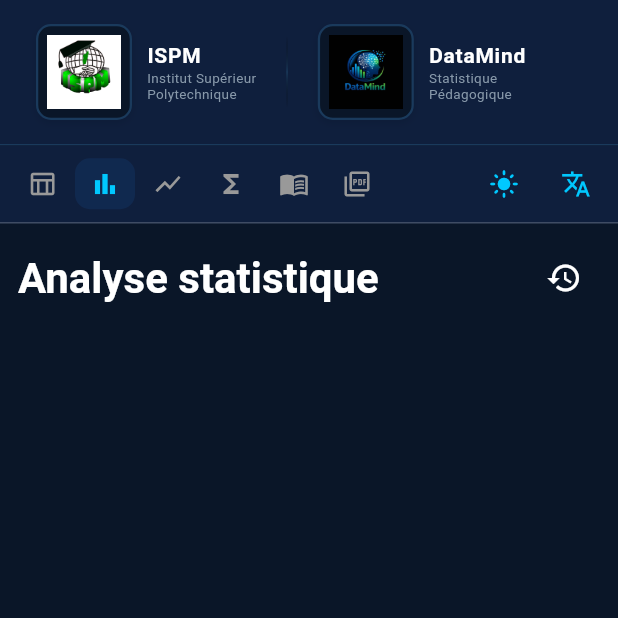
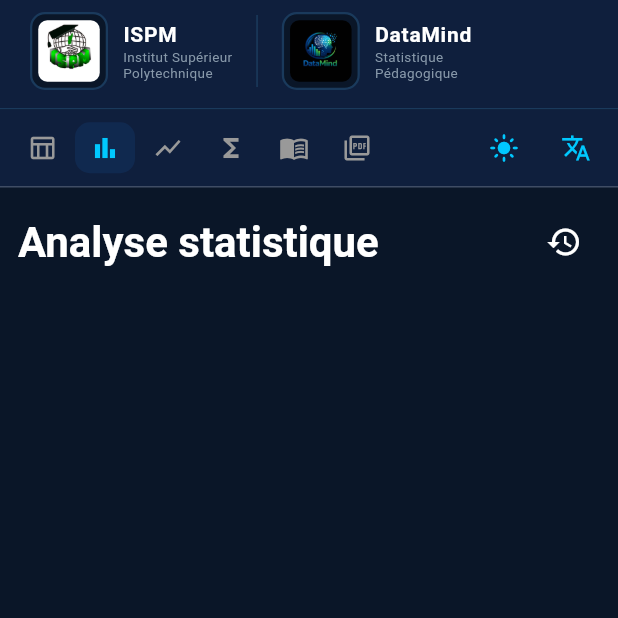
Before and after one commit to Ghachard/DATAMIND, a Flutter app: the screen it shows after launch, after a tap on the "bar chart" icon, on a phone screen of 412 x 824 dp, the top half of it. Run offline on Flutter 3.47's test engine with Material 3 defaults, Android fonts, the phone set to English and light mode, and no system bars; our stand-ins replace dio, fl_chart, flutter_riverpod, google_fonts, shared_preferences; network calls fail.

Commit message:
Fix: CORS all origins, logos cover, header status bar

```diff
--- a/frontend/lib/screens/splash_screen.dart
+++ b/frontend/lib/screens/splash_screen.dart
@@ -170,29 +170,21 @@ class _SplashScreenState extends State<SplashScreen> with SingleTickerProviderSt
     required IconData fallbackIcon,
     required double size,
   }) {
-    return Container(
-      width: size,
-      height: size,
-      padding: const EdgeInsets.all(4),
-      decoration: BoxDecoration(
-        color: Colors.white.withValues(alpha: 0.15),
-        borderRadius: BorderRadius.circular(16),
-        border: Border.all(color: Colors.white.withValues(alpha: 0.3), width: 1.5),
-        boxShadow: [
-          BoxShadow(
-            color: Colors.black.withValues(alpha: 0.2),
-            blurRadius: 12,
-            offset: const Offset(0, 4),
-          ),
-        ],
-      ),
+    return ClipRRect(
+      borderRadius: BorderRadius.circular(12),
       child: Image.asset(
         path,
-        fit: BoxFit.contain,
-        errorBuilder: (context, error, stackTrace) => Icon(
-          fallbackIcon,
-          size: 48,
-          color: Colors.white,
+        width: size,
+        height: size,
+        fit: BoxFit.cover,
+        errorBuilder: (context, error, stackTrace) => Container(
+          width: size,
+          height: size,
+          decoration: BoxDecoration(
+            color: Colors.white.withValues(alpha: 0.15),
+            borderRadius: BorderRadius.circular(12),
+          ),
+          child: Icon(fallbackIcon, size: size * 0.5, color: Colors.white),
         ),
       ),
     );
--- a/frontend/lib/widgets/logo_header.dart
+++ b/frontend/lib/widgets/logo_header.dart
@@ -12,7 +12,12 @@ class LogoHeader extends StatelessWidget {
 
     return Container(
       width: double.infinity,
-      padding: const EdgeInsets.symmetric(horizontal: 24, vertical: 16),
+      padding: EdgeInsets.only(
+        top: MediaQuery.of(context).padding.top + 8,
+        bottom: 12,
+        left: 20,
+        right: 20,
+      ),
       decoration: BoxDecoration(
         color: isDark ? AppColors.cardDark : AppColors.cardLight,
         border: Border(
@@ -33,18 +38,8 @@ class LogoHeader extends StatelessWidget {
           Container(
             width: 1,
             height: 48,
-            margin: const EdgeInsets.symmetric(horizontal: 20),
-            decoration: BoxDecoration(
-              gradient: LinearGradient(
-                begin: Alignment.topCenter,
-                end: Alignment.bottomCenter,
-                colors: [
-                  Colors.transparent,
-                  isDark ? AppColors.borderDark : AppColors.borderLight,
-                  Colors.transparent,
-                ],
-              ),
-            ),
+            margin: const EdgeInsets.symmetric(horizontal: 16),
+            color: isDark ? AppColors.borderDark : AppColors.borderLight,
           ),
           _buildLogo(
             path: 'assets/images/datamind_logo.jpg',
@@ -67,9 +62,9 @@ class LogoHeader extends StatelessWidget {
       mainAxisSize: MainAxisSize.min,
       children: [
         Container(
-          width: 64,
-          height: 64,
-          padding: const EdgeInsets.all(6),
+          width: 52,
+          height: 52,
+          padding: const EdgeInsets.all(4),
           decoration: BoxDecoration(
             color: isDark ? AppColors.bgDark : const Color(0xFFF0F4F8),
             borderRadius: BorderRadius.circular(10),
@@ -77,21 +72,17 @@ class LogoHeader extends StatelessWidget {
               color: isDark ? AppColors.borderDark : AppColors.borderLight,
               width: 1.5,
             ),
-            boxShadow: [
-              BoxShadow(
-                color: Colors.black.withValues(alpha: 0.1),
-                blurRadius: 4,
-                offset: const Offset(0, 2),
+          ),
+          child: ClipRRect(
+            borderRadius: BorderRadius.circular(6),
+            child: Image.asset(
+              path,
+              fit: BoxFit.cover,
+              errorBuilder: (context, error, stackTrace) => Icon(
+                fallbackIcon,
+                size: 28,
+                color: AppColors.primary,
               ),
-            ],
-          ),
-          child: Image.asset(
-            path,
-            fit: BoxFit.contain,
-            errorBuilder: (context, error, stackTrace) => Icon(
-              fallbackIcon,
-              size: 36,
-              color: AppColors.primary,
             ),
           ),
         ),
```
Also changed, not shown: 2 other files.
